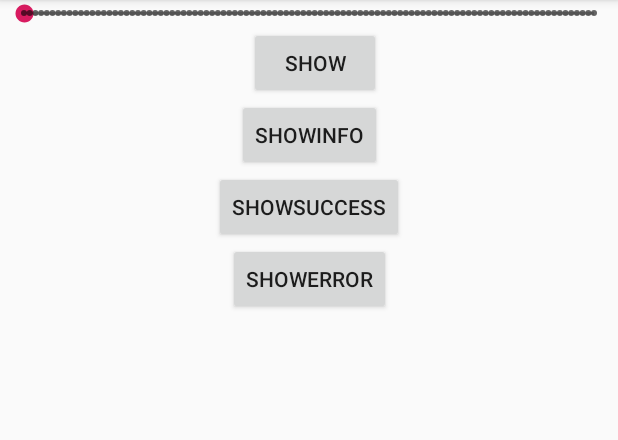
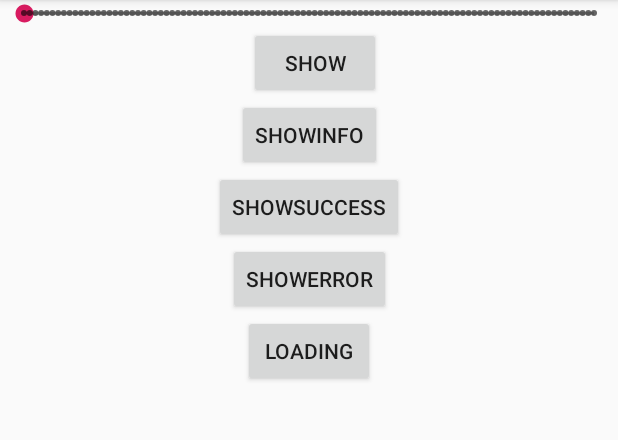
Before and after one commit to LeonDevLifeLog/ModernToast, an Android app: the screen it shows after launch (MainActivity), after a tap on "SHOWINFO", on a phone screen of 412 x 824 dp, the part 84-524 px from its top. Run offline under Robolectric (Android 15) with nearby library versions, the phone set to English and light mode, and no system bars; libraries missing offline, so code that uses them is left out: com.mikhaellopez.circularprogressbar; 2 statements that could not run were skipped.

Commit message:
优化loading状态

```diff
--- a/lib-toast/src/main/java/com/github/leondevlifelog/toast/ModernToast.kt
+++ b/lib-toast/src/main/java/com/github/leondevlifelog/toast/ModernToast.kt
@@ -1,6 +1,5 @@
 package com.github.leondevlifelog.toast
 
-import android.util.Log
 import android.view.LayoutInflater
 import android.view.View
 import android.widget.FrameLayout
@@ -28,6 +27,11 @@ class ModernToast(private val activity: FragmentActivity) {
     private var cpbProgress: CircularProgressBar
     private var tvTip: TextView
     private var timer: Job? = null
+
+    private enum class MODE {
+        LOADING, PROGRESS, TOAST
+    }
+
     private val onBackPressed = object : OnBackPressedCallback(cancelable) {
         override fun handleOnBackPressed() {
             dismiss()
@@ -53,22 +57,28 @@ class ModernToast(private val activity: FragmentActivity) {
         tvTip = contentView.findViewById(R.id.tvTip)
     }
 
-    private fun show(imageMode: Boolean, f: (ModernToast.() -> Unit)? = null): ModernToast {
-        if (imageMode) {
-            ivStatus.visibility = View.VISIBLE
-            cpbProgress.visibility = View.GONE
-        } else {
-            ivStatus.visibility = View.GONE
-            cpbProgress.visibility = View.VISIBLE
+    private fun show(mode: MODE, f: (ModernToast.() -> Unit)? = null): ModernToast {
+        when (mode) {
+            MODE.LOADING -> {
+                ivStatus.visibility = View.GONE
+                cpbProgress.visibility = View.VISIBLE
+            }
+            MODE.PROGRESS -> {
+                ivStatus.visibility = View.GONE
+                cpbProgress.visibility = View.VISIBLE
+            }
+            MODE.TOAST -> {
+                ivStatus.visibility = View.VISIBLE
+                cpbProgress.visibility = View.GONE
+            }
         }
         if (isShowing()) {
-            Log.d(TAG, "show: cancel")
             timer?.cancel()
         }
         f?.invoke(this)
         tvTip.text = text
         contentView.visibility = View.VISIBLE
-        if (imageMode) {
+        if (mode != MODE.PROGRESS) {
             timer = activity.lifecycleScope.launch {
                 delay(duration)
                 if (isActive) {
@@ -84,23 +94,23 @@ class ModernToast(private val activity: FragmentActivity) {
     fun showSuccess(@StringRes id: Int, f: (ModernToast.() -> Unit)? = null): ModernToast {
         text = activity.getString(id)
         ivStatus.setImageResource(R.drawable.icon_success)
-        return show(true, f)
+        return show(MODE.TOAST, f)
     }
 
     fun showSuccess(text: String, f: (ModernToast.() -> Unit)? = null): ModernToast {
         ivStatus.setImageResource(R.drawable.icon_success)
         this.text = text
-        return show(true, f)
+        return show(MODE.TOAST, f)
     }
 
     fun showInfo(f: (ModernToast.() -> Unit)? = null): ModernToast {
         ivStatus.setImageResource(R.drawable.icon_info)
-        return show(true, f)
+        return show(MODE.TOAST, f)
     }
 
     fun showError(f: (ModernToast.() -> Unit)? = null): ModernToast {
         ivStatus.setImageResource(R.drawable.icon_error)
-        return show(true, f)
+        return show(MODE.TOAST, f)
     }
 
     fun showProgress(
@@ -111,7 +121,17 @@ class ModernToast(private val activity: FragmentActivity) {
     ): ModernToast {
         this.text = text
         cpbProgress.progress = progress.toFloat()
-        return show(false, f)
+        cpbProgress.indeterminateMode = false
+        return show(MODE.PROGRESS, f)
+    }
+
+    fun showLoading(
+        text: String = "加载中...", duration: Long = 3000, f: (ModernToast.() -> Unit)? = null
+    ): ModernToast {
+        this.text = text
+        this.duration = duration
+        cpbProgress.indeterminateMode = true
+        return show(MODE.LOADING, f)
     }
 
     fun setProgress(
--- a/sample/src/main/java/com/github/leondevlifelog/moderntoast/MainActivity.kt
+++ b/sample/src/main/java/com/github/leondevlifelog/moderntoast/MainActivity.kt
@@ -29,6 +29,9 @@ class MainActivity : AppCompatActivity() {
                 text = "showError"
             }
         }
+        btnLoading.setOnClickListener {
+            toast.showLoading()
+        }
         seekBar.setOnSeekBarChangeListener(object : SeekBar.OnSeekBarChangeListener {
             override fun onProgressChanged(seekBar: SeekBar?, progress: Int, fromUser: Boolean) {
                 toast.showProgress(progress.toLong())
--- a/sample/src/main/res/layout/activity_main.xml
+++ b/sample/src/main/res/layout/activity_main.xml
@@ -57,5 +57,15 @@
         app:layout_constraintStart_toStartOf="parent"
         app:layout_constraintTop_toBottomOf="@+id/btnShowSuccess" />
 
+    <Button
+        android:id="@+id/btnLoading"
+        android:layout_width="wrap_content"
+        android:layout_height="wrap_content"
+        android:text="Loading"
+        app:layout_constraintEnd_toEndOf="parent"
+        app:layout_constraintHorizontal_bias="0.5"
+        app:layout_constraintStart_toStartOf="parent"
+        app:layout_constraintTop_toBottomOf="@+id/btnShowError" />
+
 
 </androidx.constraintlayout.widget.ConstraintLayout>
```
